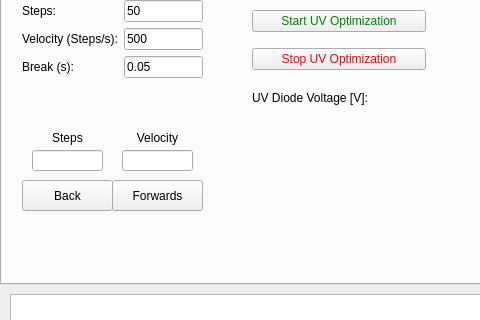
Before: the Qt Designer form pulsed_laser_interface.ui in XenoBene/PulsedLaserGUI, drawn with Qt 5; both pictures show x 0 to 480 and y 166 to 486 of the 773 by 647 pixel window.
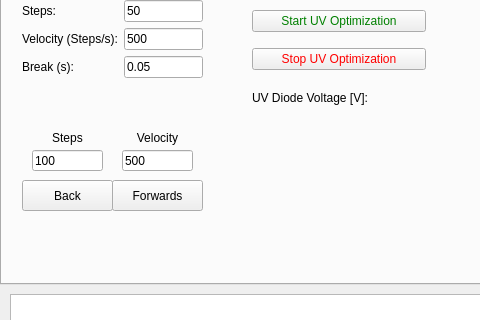
After: the same form once the commit is applied. The open tabs and pages were chosen to show the change.

Commit message: A bit of Error handling

Patch:
```diff
--- a/pulsed_laser_interface.ui
+++ b/pulsed_laser_interface.ui
@@ -759,6 +759,9 @@
         <height>21</height>
        </rect>
       </property>
+      <property name="text">
+       <string>100</string>
+      </property>
      </widget>
      <widget class="QLabel" name="label_38">
       <property name="geometry">
@@ -811,6 +814,9 @@
         <height>21</height>
        </rect>
       </property>
+      <property name="text">
+       <string>500</string>
+      </property>
      </widget>
      <widget class="QLabel" name="label_3">
       <property name="geometry">
```
The commit also changes 1 other file.
